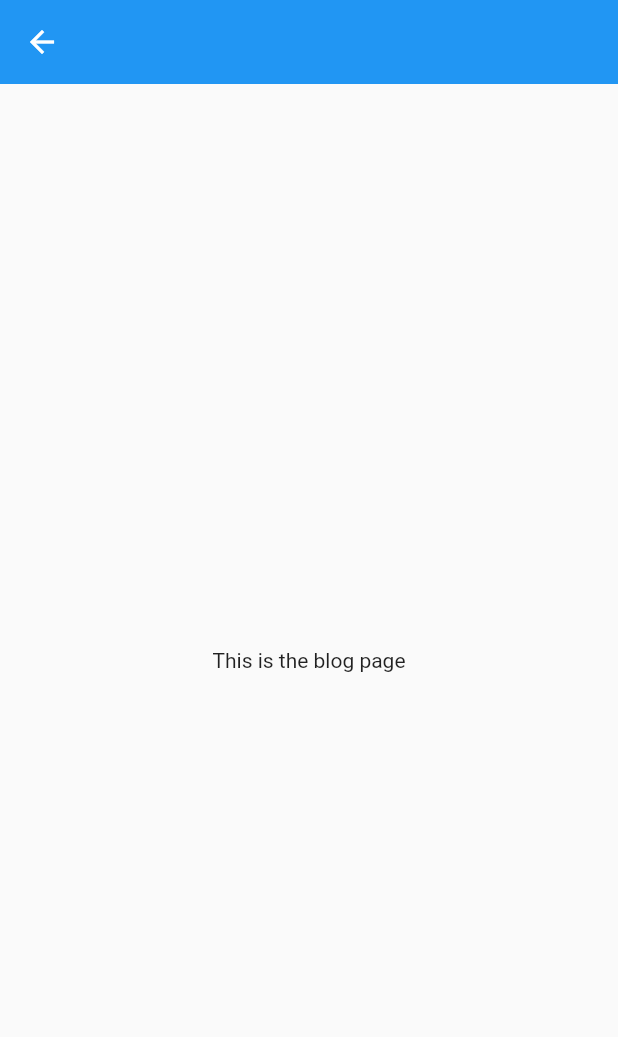
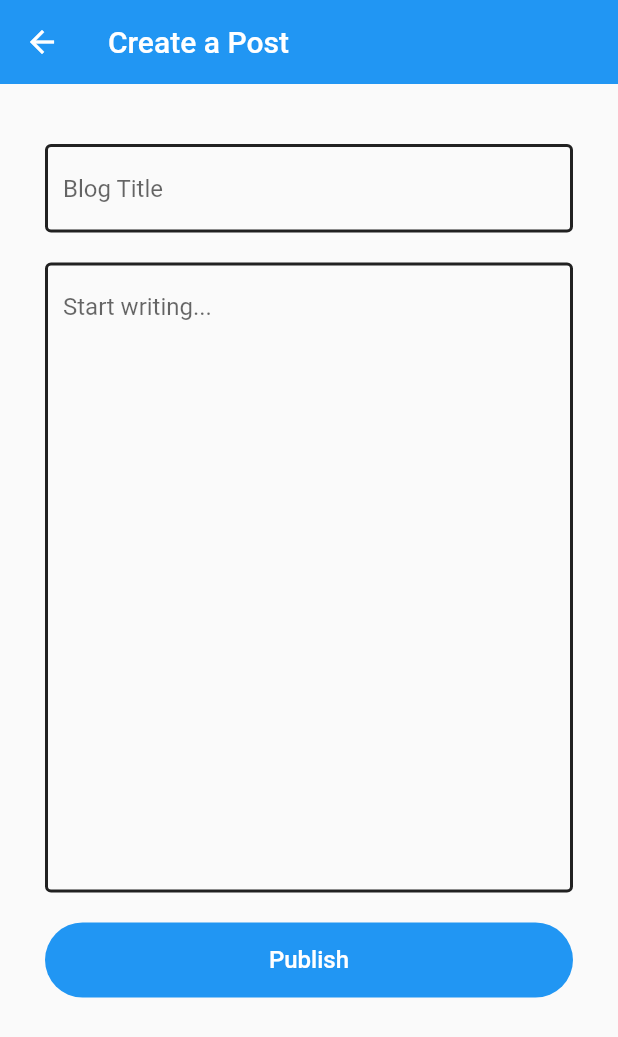
Before and after one commit to ahmedgulabkhan/Atlas, a Flutter app: the BlogPage screen opened directly, on a phone screen of 412 x 824 dp. Shown: the top 1037 px of the screen. Run offline on Flutter 3.47's test engine with Material 2 defaults, Android fonts, the phone set to English and light mode, and no system bars; our stand-ins replace cloud_firestore, firebase_auth, flutter_spinkit, shared_preferences; accounts and stored records are empty.

Commit message:
save post

```diff
--- a/lib/pages/blog_page.dart
+++ b/lib/pages/blog_page.dart
@@ -1,14 +1,71 @@
+import 'package:Atlas/shared/constants.dart';
 import 'package:flutter/material.dart';
 
 class BlogPage extends StatelessWidget {
+
+  final TextEditingController _titleEditingController = new TextEditingController();
+  final TextEditingController _contentEditingController = new TextEditingController();
+
+  final _formKey = GlobalKey<FormState>();
+
+  _onPublish() async {
+
+  }
+
   @override
   Widget build(BuildContext context) {
     return Scaffold(
       appBar: AppBar(
+        title: Text("Create a Post"),
         elevation: 0.0,
       ),
-      body: Center(
-        child: Text("This is the blog page")
+      body: Form(
+        key: _formKey,
+        child: ListView(
+          padding: EdgeInsets.symmetric(horizontal: 30.0, vertical: 40.0),
+          children: <Widget>[
+            TextFormField(
+              decoration: textInputDecoration.copyWith(
+                hintText: "Blog Title",
+                enabledBorder: OutlineInputBorder(
+                  borderSide: BorderSide(color: Colors.black87, width: 2.0)
+                ),
+              ),
+              validator: (val) => val.length < 1 ? 'This field cannot be blank' : null,
+              controller: _titleEditingController,
+            ),
+
+            SizedBox(height: 20.0),
+
+            TextFormField(
+              maxLines: 20,
+              decoration: textInputDecoration.copyWith(
+                enabledBorder: OutlineInputBorder(
+                  borderSide: BorderSide(color: Colors.black87, width: 2.0)
+                ),
+                hintText: "Start writing...",
+              ),
+              validator: (val) => val.length < 1 ? 'This field cannot be blank' : null,
+              controller: _contentEditingController,
+            ),
+
+            SizedBox(height: 20.0),
+
+            SizedBox(
+              width: double.infinity,
+              height: 50.0,
+              child: RaisedButton(
+                elevation: 0.0,
+                color: Theme.of(context).primaryColor,
+                shape: RoundedRectangleBorder(borderRadius: BorderRadius.circular(30.0)),
+                child: Text('Publish', style: TextStyle(color: Colors.white, fontSize: 16.0)),
+                onPressed: () {
+                  _onPublish();
+                }
+              ),
+            ),
+          ],
+        ),
       ),
     );
   }
--- a/lib/services/database_service.dart
+++ b/lib/services/database_service.dart
@@ -9,8 +9,9 @@ class DatabaseService {
 
   // Collection reference
   final CollectionReference userCollection = Firestore.instance.collection('users');
+  final CollectionReference blogPostCollection = Firestore.instance.collection('blogPosts');
 
-  // update tourist data
+  // update user data
   Future updateUserData(String fullName, String email, String password) async {
     return await userCollection.document(uid).setData({
       'fullName': fullName,
@@ -25,4 +26,14 @@ class DatabaseService {
     print(snapshot.documents[0].data);
     return snapshot;
   }
+
+  // save blog post
+  Future saveBlogPost(String title, String author, String content) async {
+    return await blogPostCollection.add({
+      'blogPostTitle': title,
+      'blogPostAuthor': author,
+      'blogPostContent': content,
+      'createdDate': new DateTime.now()
+    });
+  }
 }
```
